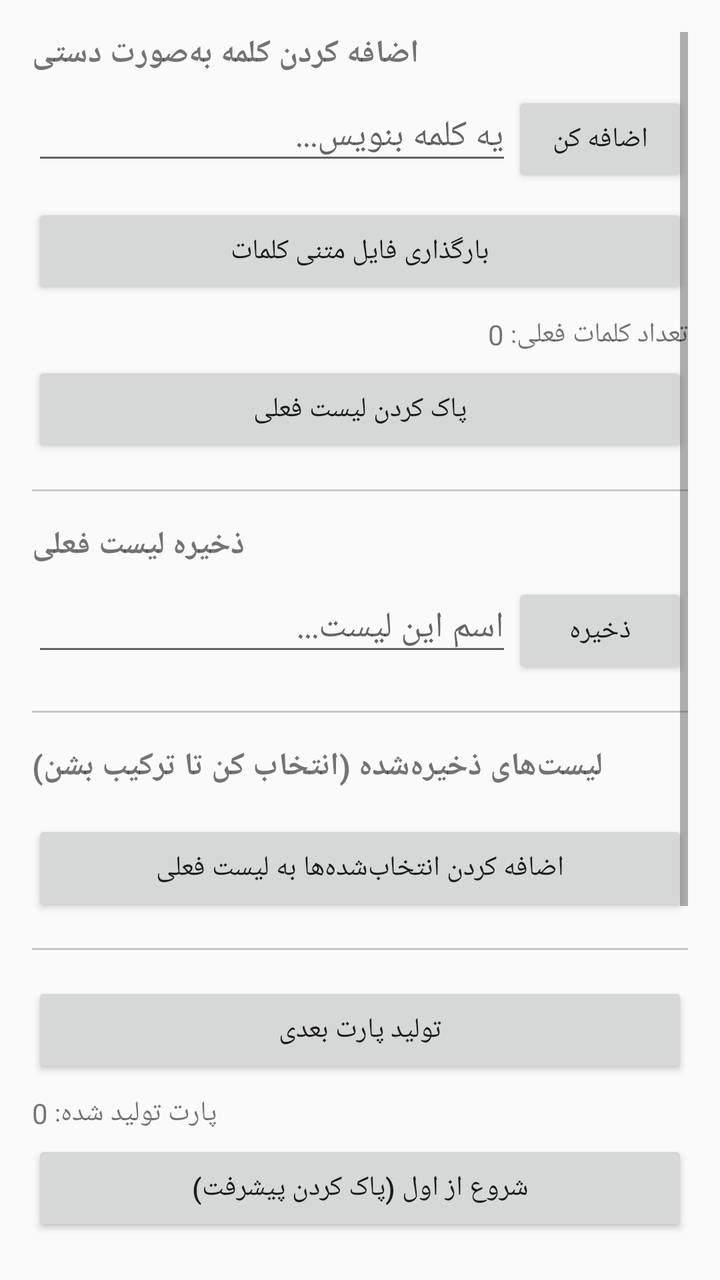
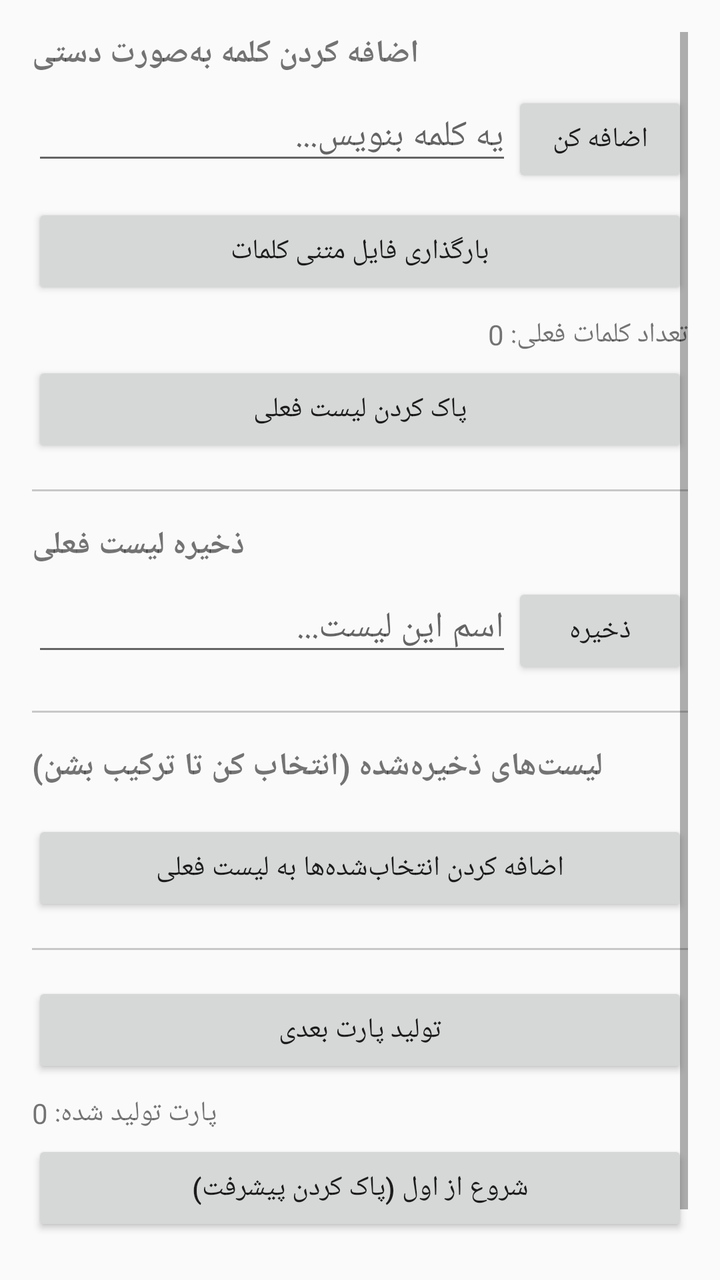

Two renders of the same Android screen: before a commit and after it. Below are the layout's source before the change and the commit's diff.
<!-- AndroidManifest.xml: application theme Theme.AppCompat.Light -->
<!-- res/layout/activity_word_shuffle.xml -->
<?xml version="1.0" encoding="utf-8"?>
<ScrollView xmlns:android="http://schemas.android.com/apk/res/android"
    android:layout_width="match_parent"
    android:layout_height="match_parent"
    android:padding="16dp">

    <LinearLayout
        android:layout_width="match_parent"
        android:layout_height="wrap_content"
        android:orientation="vertical">

        <TextView
            android:layout_width="wrap_content"
            android:layout_height="wrap_content"
            android:text="اضافه کردن کلمه به‌صورت دستی"
            android:textStyle="bold"
            android:textSize="16sp" />

        <LinearLayout
            android:layout_width="match_parent"
            android:layout_height="wrap_content"
            android:orientation="horizontal"
            android:layout_marginTop="8dp">

            <EditText
                android:id="@+id/edtManualWord"
                android:layout_width="0dp"
                android:layout_height="wrap_content"
                android:layout_weight="1"
                android:hint="یه کلمه بنویس..." />

            <Button
                android:id="@+id/btnAddWord"
                android:layout_width="wrap_content"
                android:layout_height="wrap_content"
                android:text="اضافه کن" />
        </LinearLayout>

        <Button
            android:id="@+id/btnPickFile"
            android:layout_width="match_parent"
            android:layout_height="wrap_content"
            android:layout_marginTop="8dp"
            android:text="بارگذاری فایل متنی کلمات" />

        <TextView
            android:id="@+id/txtWordCount"
            android:layout_width="match_parent"
            android:layout_height="wrap_content"
            android:layout_marginTop="8dp"
            android:text="تعداد کلمات فعلی: 0" />

        <Button
            android:id="@+id/btnClearWords"
            android:layout_width="match_parent"
            android:layout_height="wrap_content"
            android:layout_marginTop="4dp"
            android:text="پاک کردن لیست فعلی" />

        <View
            android:layout_width="match_parent"
            android:layout_height="1dp"
            android:background="#33000000"
            android:layout_marginVertical="16dp" />

        <TextView
            android:layout_width="wrap_content"
            android:layout_height="wrap_content"
            android:text="ذخیره لیست فعلی"
            android:textStyle="bold"
            android:textSize="16sp" />

        <LinearLayout
            android:layout_width="match_parent"
            android:layout_height="wrap_content"
            android:orientation="horizontal"
            android:layout_marginTop="8dp">

            <EditText
                android:id="@+id/edtWordListName"
                android:layout_width="0dp"
                android:layout_height="wrap_content"
                android:layout_weight="1"
                android:hint="اسم این لیست..." />

            <Button
                android:id="@+id/btnSaveWordList"
                android:layout_width="wrap_content"
                android:layout_height="wrap_content"
                android:text="ذخیره" />
        </LinearLayout>

        <View
            android:layout_width="match_parent"
            android:layout_height="1dp"
            android:background="#33000000"
            android:layout_marginVertical="16dp" />

        <TextView
            android:layout_width="wrap_content"
            android:layout_height="wrap_content"
            android:text="لیست‌های ذخیره‌شده (انتخاب کن تا ترکیب بشن)"
            android:textStyle="bold"
            android:textSize="16sp" />

        <LinearLayout
            android:id="@+id/savedListsContainer"
            android:layout_width="match_parent"
            android:layout_height="wrap_content"
            android:orientation="vertical"
            android:layout_marginTop="8dp" />

        <Button
            android:id="@+id/btnCombineSelected"
            android:layout_width="match_parent"
            android:layout_height="wrap_content"
            android:layout_marginTop="8dp"
            android:text="اضافه کردن انتخاب‌شده‌ها به لیست فعلی" />

        <View
            android:layout_width="match_parent"
            android:layout_height="1dp"
            android:background="#33000000"
            android:layout_marginVertical="16dp" />

        <Button
            android:id="@+id/btnGenerate"
            android:layout_width="match_parent"
            android:layout_height="wrap_content"
            android:text="تولید پارت بعدی" />

        <TextView
            android:id="@+id/txtParagraphCount"
            android:layout_width="wrap_content"
            android:layout_height="wrap_content"
            android:layout_marginTop="8dp"
            android:text="پارت تولید شده: 0" />

        <Button
            android:id="@+id/btnResetProgress"
            android:layout_width="match_parent"
            android:layout_height="wrap_content"
            android:layout_marginTop="4dp"
            android:text="شروع از اول (پاک کردن پیشرفت)" />

        <TextView
            android:layout_width="wrap_content"
            android:layout_height="wrap_content"
            android:layout_marginTop="16dp"
            android:text="نتیجه (کلمات با خط قرمز رو می‌تونی دستی اصلاح کنی):"
            android:textStyle="bold" />

        <EditText
            android:id="@+id/edtOutput"
            android:layout_width="match_parent"
            android:layout_height="wrap_content"
            android:minLines="10"
            android:gravity="top|start"
            android:layout_marginTop="8dp"
            android:background="#11000000"
            android:padding="8dp" />

    </LinearLayout>

</ScrollView>
<!-- resources referenced by this layout -->
<resources>

</resources>

<!-- the commit's change to res/layout/activity_word_shuffle.xml (unified diff, before → after) -->
@@ -150,15 +150,12 @@
             android:text="نتیجه (کلمات با خط قرمز رو می‌تونی دستی اصلاح کنی):"
             android:textStyle="bold" />
 
-        <EditText
-            android:id="@+id/edtOutput"
+        <LinearLayout
+            android:id="@+id/partsContainer"
             android:layout_width="match_parent"
             android:layout_height="wrap_content"
-            android:minLines="10"
-            android:gravity="top|start"
-            android:layout_marginTop="8dp"
-            android:background="#11000000"
-            android:padding="8dp" />
+            android:orientation="vertical"
+            android:layout_marginTop="8dp" />
 
     </LinearLayout>
 
